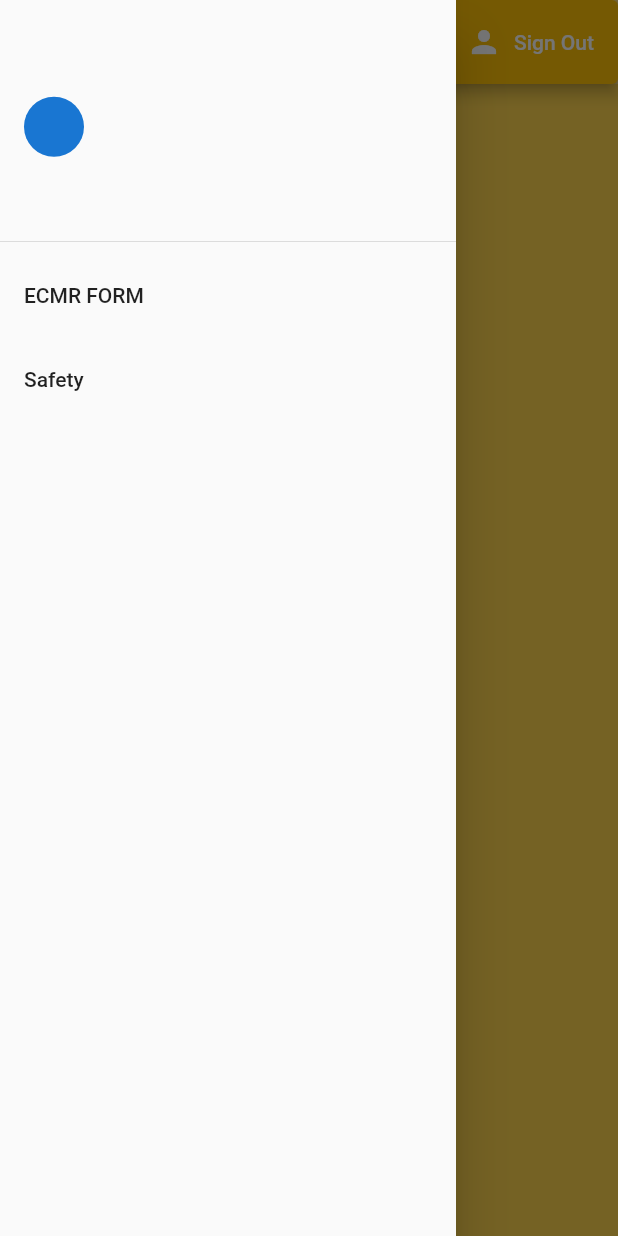
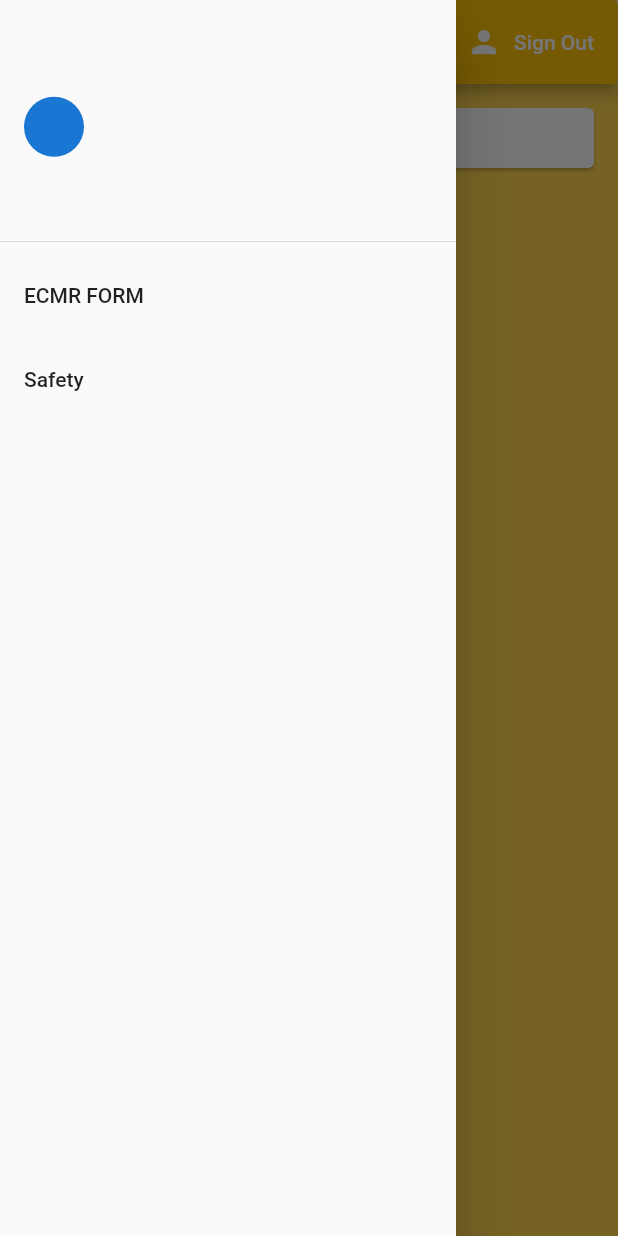
Before and after one commit to HaiqalAhmadSukri/FFSB_WEBAPP, a Flutter app: the Home screen opened directly, with the side drawer open, on a phone screen of 412 x 824 dp. Run offline on Flutter 3.47's test engine with Material 2 defaults, Android fonts, the phone set to English and light mode, and no system bars; our stand-ins replace cloud_firestore, file_picker, firebase_auth, firebase_core, firebase_storage, flutter_spinkit and 2 more; accounts and stored records are empty.

Commit message:
Adding snapshots for cards, still loaded with err

```diff
--- /dev/null
+++ b/lib/models/CRUDModel.dart
@@ -0,0 +1,18 @@
+import 'package:cloud_firestore/cloud_firestore.dart';
+import 'package:flutter/cupertino.dart';
+import 'package:provider/provider.dart';
+import 'package:tolonglah/models/ecmr.dart';
+import 'package:tolonglah/services/database.dart';
+import 'package:get_it/get_it.dart';
+
+class CRUDModel extends ChangeNotifier {
+  DatabaseService _api = DatabaseService('ecmrforms');
+
+  List<Ecmr> ecmrList;
+
+  Future<List<Ecmr>> fetchEcmr() async {
+    var result = await _api.getDataCollection();
+    ecmrList = result.docs.map((e) => Ecmr.fromMap(fromDoc(e))).toList();
+    return ecmrList;
+  }
+}
--- /dev/null
+++ b/lib/models/ecmr_card.dart
@@ -0,0 +1,27 @@
+import 'package:cloud_firestore/cloud_firestore.dart';
+import 'package:flutter/material.dart';
+import 'package:provider/provider.dart';
+
+class EcmrCard extends StatelessWidget {
+  const EcmrCard({Key? key}) : super(key: key);
+
+  @override
+  Widget build(BuildContext context) {
+    // final ecmr = Provider.of<QuerySnapshot>(context);
+    return Card(
+      margin: EdgeInsets.fromLTRB(16, 16, 16, 0),
+      child: Padding(
+        padding: const EdgeInsets.all(12),
+        child: Row(
+          children: <Widget>[
+            Text('ECMR FORM '),
+            SizedBox(
+              width: 20,
+            ),
+            Text('Work Order No:')
+          ],
+        ),
+      ),
+    );
+  }
+}
--- a/lib/screens/authenticate/register.dart
+++ b/lib/screens/authenticate/register.dart
@@ -147,7 +147,7 @@ class _RegisterState extends State<Register> {
                               dynamic result =
                                   await _auth.registerWithEmailAndPassword(
                                       email, password);
-                              dynamic result2 = await DatabaseService()
+                              dynamic result2 = await DatabaseService('users')
                                   .registerNewUser(
                                       username, email, firstName, lastName);
                               if (result == null) {
--- a/lib/screens/home/home.dart
+++ b/lib/screens/home/home.dart
@@ -1,7 +1,10 @@
+import 'package:cloud_firestore/cloud_firestore.dart';
 import 'package:flutter/material.dart';
 import 'package:tolonglah/services/auth.dart';
+import 'package:tolonglah/services/database.dart';
 import 'package:tolonglah/shared/loading.dart';
-import 'package:tolonglah/screens/form.dart';
+import 'package:provider/provider.dart';
+import 'package:tolonglah/models/ecmr_card.dart';
 
 class Home extends StatefulWidget {
   const Home({Key? key}) : super(key: key);
@@ -19,7 +22,10 @@ class _HomeState extends State<Home> {
     if (loading) {
       return const Loading();
     } else {
-      return Scaffold(
+      return StreamProvider<QuerySnapshot?>.value(
+        initialData: null,
+        value: DatabaseService('ecmrforms').ecmr,
+        child: Scaffold(
             backgroundColor: Colors.amber[300],
             appBar: AppBar(
               title: Text('HOME'),
@@ -61,6 +67,7 @@ class _HomeState extends State<Home> {
                 ],
               ),
             ),
+            body: EcmrCard()),
       );
     }
   }
--- a/lib/screens/wrapper.dart
+++ b/lib/screens/wrapper.dart
@@ -1,3 +1,4 @@
+import 'package:cloud_firestore/cloud_firestore.dart';
 import 'package:flutter/material.dart';
 import 'package:tolonglah/models/user.dart';
 import 'package:tolonglah/screens/authenticate/authenticate.dart';
@@ -11,7 +12,7 @@ class Wrapper extends StatelessWidget {
     if (user?.uid == null) {
       return Authenticate();
     } else {
-      return Home();
+      return StreamBuilder<QueryDocumentSnapshot>(child: Home());
     }
   }
 }
--- a/pubspec.yaml
+++ b/pubspec.yaml
@@ -45,6 +45,8 @@ dependencies:
   xfile: ^1.1.0
   image_picker_web: ^2.0.3+1
   quiver: ^3.0.1
+  flutter_form_builder: ^6.0.1
+  get_it: ^7.2.0
 
 
 dev_dependencies:
```
Also changed, not shown: lib/models/ecmr.dart (added, +27 -0 lines), lib/screens/form.dart (+21 -26 lines), lib/services/database.dart (+66 -8 lines), pubspec.lock, 1 other file. Lines whose indentation alone changed are shown as unchanged.
